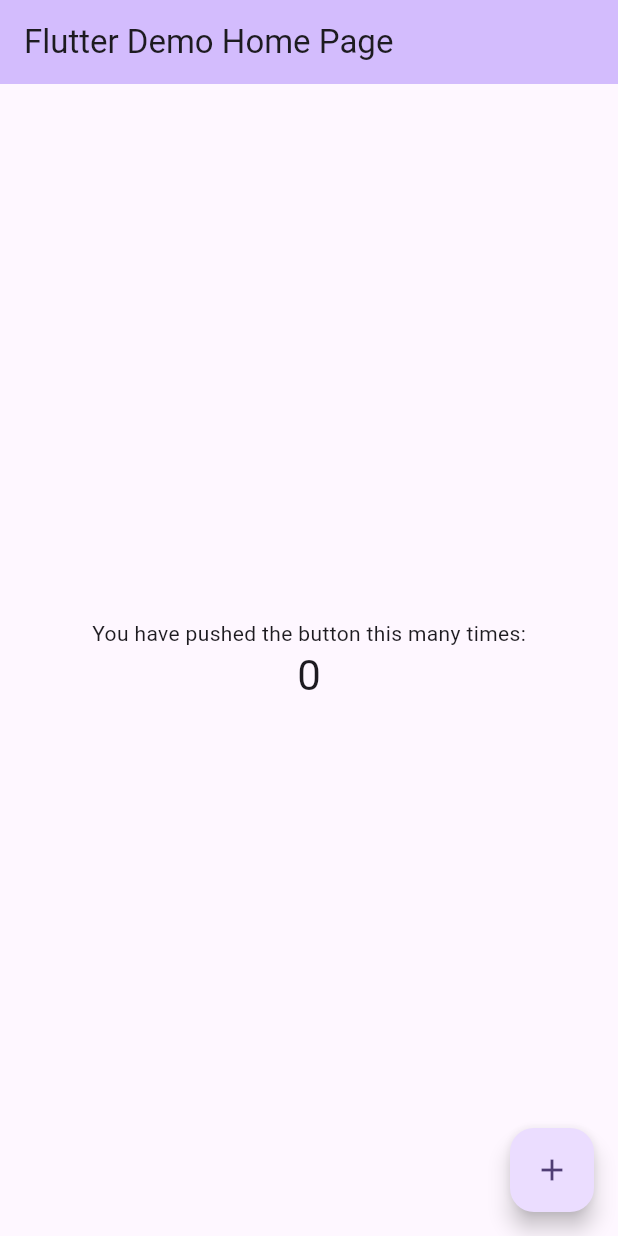
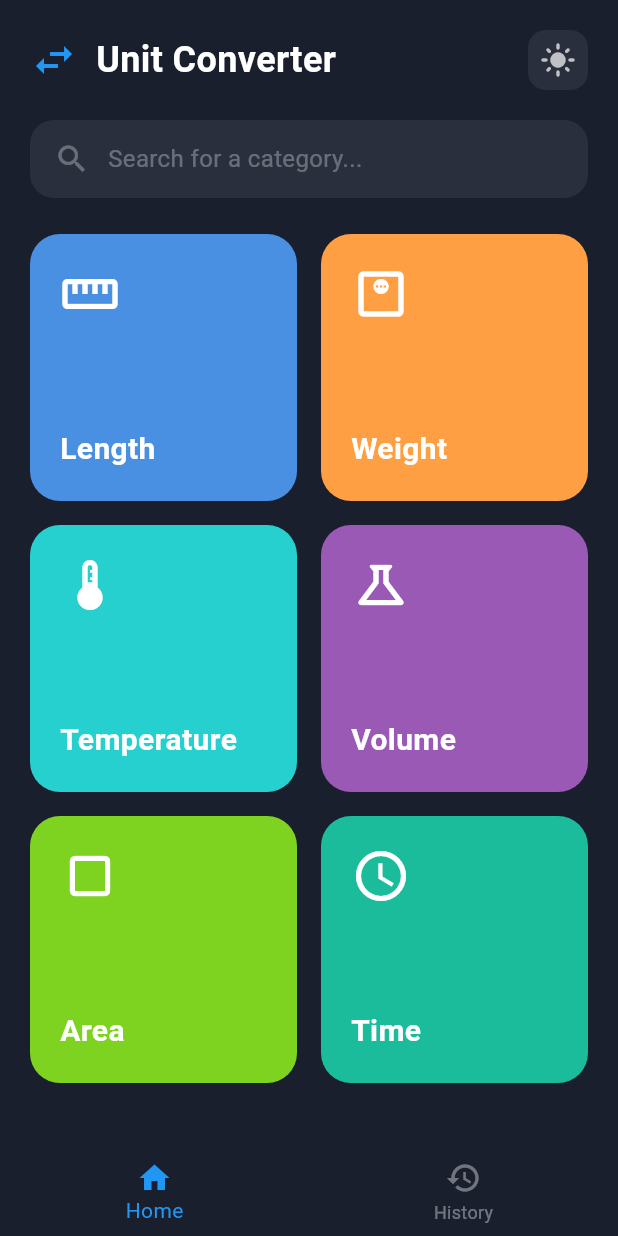
Before and after one commit to abdelrahman-assoum/unitconvert-flutter, a Flutter app: the screen it shows after launch, on a phone screen of 412 x 824 dp. Run offline on Flutter 3.47's test engine with Material 3 defaults, Android fonts, the phone set to English and light mode, and no system bars.

Commit message:
home screen

```diff
--- a/lib/main.dart
+++ b/lib/main.dart
@@ -1,4 +1,6 @@
 import 'package:flutter/material.dart';
+import 'widgets/category_card.dart';
+import 'screens/history_screen.dart';
 
 void main() {
   runApp(const MyApp());
@@ -7,116 +9,161 @@ void main() {
 class MyApp extends StatelessWidget {
   const MyApp({super.key});
 
-  // This widget is the root of your application.
   @override
   Widget build(BuildContext context) {
     return MaterialApp(
-      title: 'Flutter Demo',
+      title: 'Unit Converter',
+      debugShowCheckedModeBanner: false,
       theme: ThemeData(
-        // This is the theme of your application.
-        //
-        // TRY THIS: Try running your application with "flutter run". You'll see
-        // the application has a purple toolbar. Then, without quitting the app,
-        // try changing the seedColor in the colorScheme below to Colors.green
-        // and then invoke "hot reload" (save your changes or press the "hot
-        // reload" button in a Flutter-supported IDE, or press "r" if you used
-        // the command line to start the app).
-        //
-        // Notice that the counter didn't reset back to zero; the application
-        // state is not lost during the reload. To reset the state, use hot
-        // restart instead.
-        //
-        // This works for code too, not just values: Most code changes can be
-        // tested with just a hot reload.
-        colorScheme: ColorScheme.fromSeed(seedColor: Colors.deepPurple),
+        brightness: Brightness.dark,
+        scaffoldBackgroundColor: const Color(0xFF1A1F2E),
+        useMaterial3: true,
       ),
-      home: const MyHomePage(title: 'Flutter Demo Home Page'),
+      home: const HomePage(),
     );
   }
 }
 
-class MyHomePage extends StatefulWidget {
-  const MyHomePage({super.key, required this.title});
-
-  // This widget is the home page of your application. It is stateful, meaning
-  // that it has a State object (defined below) that contains fields that affect
-  // how it looks.
-
-  // This class is the configuration for the state. It holds the values (in this
-  // case the title) provided by the parent (in this case the App widget) and
-  // used by the build method of the State. Fields in a Widget subclass are
-  // always marked "final".
-
-  final String title;
+class HomePage extends StatefulWidget {
+  const HomePage({super.key});
 
   @override
-  State<MyHomePage> createState() => _MyHomePageState();
+  State<HomePage> createState() => _HomePageState();
 }
 
-class _MyHomePageState extends State<MyHomePage> {
-  int _counter = 0;
+class _HomePageState extends State<HomePage> {
+  int _currentIndex = 0;
 
-  void _incrementCounter() {
-    setState(() {
-      // This call to setState tells the Flutter framework that something has
-      // changed in this State, which causes it to rerun the build method below
-      // so that the display can reflect the updated values. If we changed
-      // _counter without calling setState(), then the build method would not be
-      // called again, and so nothing would appear to happen.
-      _counter++;
-    });
-  }
+  final List<Widget> _screens = [const HomeContent(), const HistoryScreen()];
 
   @override
   Widget build(BuildContext context) {
-    // This method is rerun every time setState is called, for instance as done
-    // by the _incrementCounter method above.
-    //
-    // The Flutter framework has been optimized to make rerunning build methods
-    // fast, so that you can just rebuild anything that needs updating rather
-    // than having to individually change instances of widgets.
     return Scaffold(
-      appBar: AppBar(
-        // TRY THIS: Try changing the color here to a specific color (to
-        // Colors.amber, perhaps?) and trigger a hot reload to see the AppBar
-        // change color while the other colors stay the same.
-        backgroundColor: Theme.of(context).colorScheme.inversePrimary,
-        // Here we take the value from the MyHomePage object that was created by
-        // the App.build method, and use it to set our appbar title.
-        title: Text(widget.title),
+      body: _screens[_currentIndex],
+      bottomNavigationBar: BottomNavigationBar(
+        backgroundColor: const Color(0xFF1A1F2E),
+        selectedItemColor: Colors.blue,
+        unselectedItemColor: Colors.white38,
+        currentIndex: _currentIndex,
+        onTap: (index) {
+          setState(() {
+            _currentIndex = index;
+          });
+        },
+        type: BottomNavigationBarType.fixed,
+        items: const [
+          BottomNavigationBarItem(icon: Icon(Icons.home), label: 'Home'),
+          BottomNavigationBarItem(icon: Icon(Icons.history), label: 'History'),
+        ],
       ),
-      body: Center(
-        // Center is a layout widget. It takes a single child and positions it
-        // in the middle of the parent.
-        child: Column(
-          // Column is also a layout widget. It takes a list of children and
-          // arranges them vertically. By default, it sizes itself to fit its
-          // children horizontally, and tries to be as tall as its parent.
-          //
-          // Column has various properties to control how it sizes itself and
-          // how it positions its children. Here we use mainAxisAlignment to
-          // center the children vertically; the main axis here is the vertical
-          // axis because Columns are vertical (the cross axis would be
-          // horizontal).
-          //
-          // TRY THIS: Invoke "debug painting" (choose the "Toggle Debug Paint"
-          // action in the IDE, or press "p" in the console), to see the
-          // wireframe for each widget.
-          mainAxisAlignment: MainAxisAlignment.center,
-          children: <Widget>[
-            const Text('You have pushed the button this many times:'),
-            Text(
-              '$_counter',
-              style: Theme.of(context).textTheme.headlineMedium,
-            ),
-          ],
-        ),
-      ),
-      floatingActionButton: FloatingActionButton(
-        onPressed: _incrementCounter,
-        tooltip: 'Increment',
-        child: const Icon(Icons.add),
-      ), // This trailing comma makes auto-formatting nicer for build methods.
     );
   }
 }
+
+class HomeContent extends StatelessWidget {
+  const HomeContent({super.key});
+
+  @override
+  Widget build(BuildContext context) {
+    return SafeArea(
+      child: Column(
+        children: [
+          // Header
+          Padding(
+            padding: const EdgeInsets.all(20.0),
+            child: Row(
+              children: [
+                const Icon(Icons.swap_horiz, color: Colors.blue, size: 32),
+                const SizedBox(width: 12),
+                const Text(
+                  'Unit Converter',
+                  style: TextStyle(
+                    fontSize: 24,
+                    fontWeight: FontWeight.bold,
+                    color: Colors.white,
+                  ),
+                ),
+                const Spacer(),
+                Container(
+                  padding: const EdgeInsets.all(8),
+                  decoration: BoxDecoration(
+                    color: const Color(0xFF2A2F3E),
+                    borderRadius: BorderRadius.circular(12),
+                  ),
+                  child: const Icon(Icons.light_mode, color: Colors.white70),
+                ),
+              ],
+            ),
+          ),
+
+
+          Padding(
+            padding: const EdgeInsets.symmetric(horizontal: 20.0),
+            child: Container(
+              padding: const EdgeInsets.symmetric(horizontal: 16, vertical: 14),
+              decoration: BoxDecoration(
+                color: const Color(0xFF2A2F3E),
+                borderRadius: BorderRadius.circular(16),
+              ),
+              child: const Row(
+                children: [
+                  Icon(Icons.search, color: Colors.white30),
+                  SizedBox(width: 12),
+                  Text(
+                    'Search for a category...',
+                    style: TextStyle(color: Colors.white30, fontSize: 16),
+                  ),
+                ],
+              ),
+            ),
+          ),
+
+          const SizedBox(height: 24),
+          Expanded(
+            child: Padding(
+              padding: const EdgeInsets.symmetric(horizontal: 20.0),
+              child: GridView.count(
+                crossAxisCount: 2,
+                crossAxisSpacing: 16,
+                mainAxisSpacing: 16,
+                children: const [
+                  CategoryCard(
+                    title: 'Length',
+                    icon: Icons.straighten,
+                    color: Color(0xFF4A90E2),
+                  ),
+                  CategoryCard(
+                    title: 'Weight',
+                    icon: Icons.monitor_weight_outlined,
+                    color: Color(0xFFFF9F43),
+                  ),
+                  CategoryCard(
+                    title: 'Temperature',
+                    icon: Icons.thermostat,
+                    color: Color(0xFF26D0CE),
+                  ),
+                  CategoryCard(
+                    title: 'Volume',
+                    icon: Icons.science_outlined,
+                    color: Color(0xFF9B59B6),
+                  ),
+                  CategoryCard(
+                    title: 'Area',
+                    icon: Icons.crop_square,
+                    color: Color(0xFF7ED321),
+                  ),
+                  CategoryCard(
+                    title: 'Time',
+                    icon: Icons.access_time,
+                    color: Color(0xFF1ABC9C),
+                  ),
+
+                ],
+              ),
+            ),
+          ),
+        ],
+      ),
+    );
+  }
+}
--- /dev/null
+++ b/lib/widgets/category_card.dart
@@ -0,0 +1,58 @@
+import 'package:flutter/material.dart';
+import '../screens/category_screen.dart';
+
+class CategoryCard extends StatelessWidget {
+  final String title;
+  final IconData icon;
+  final Color color;
+
+  const CategoryCard({
+    super.key,
+    required this.title,
+    required this.icon,
+    required this.color,
+  });
+
+  @override
+  Widget build(BuildContext context) {
+    return Container(
+      decoration: BoxDecoration(
+        color: color,
+        borderRadius: BorderRadius.circular(20),
+      ),
+      child: Material(
+        color: Colors.transparent,
+        child: InkWell(
+          borderRadius: BorderRadius.circular(20),
+          onTap: () {
+            Navigator.push(
+              context,
+              MaterialPageRoute(
+                builder: (context) =>
+                    CategoryScreen(categoryName: title, color: color),
+              ),
+            );
+          },
+          child: Padding(
+            padding: const EdgeInsets.all(20.0),
+            child: Column(
+              crossAxisAlignment: CrossAxisAlignment.start,
+              children: [
+                Icon(icon, color: Colors.white, size: 40),
+                const Spacer(),
+                Text(
+                  title,
+                  style: const TextStyle(
+                    color: Colors.white,
+                    fontSize: 20,
+                    fontWeight: FontWeight.w600,
+                  ),
+                ),
+              ],
+            ),
+          ),
+        ),
+      ),
+    );
+  }
+}
```
Also changed, not shown: lib/screens/category_screen.dart (added, +36 -0 lines), lib/screens/history_screen.dart (added, +164 -0 lines), 1 other file.
